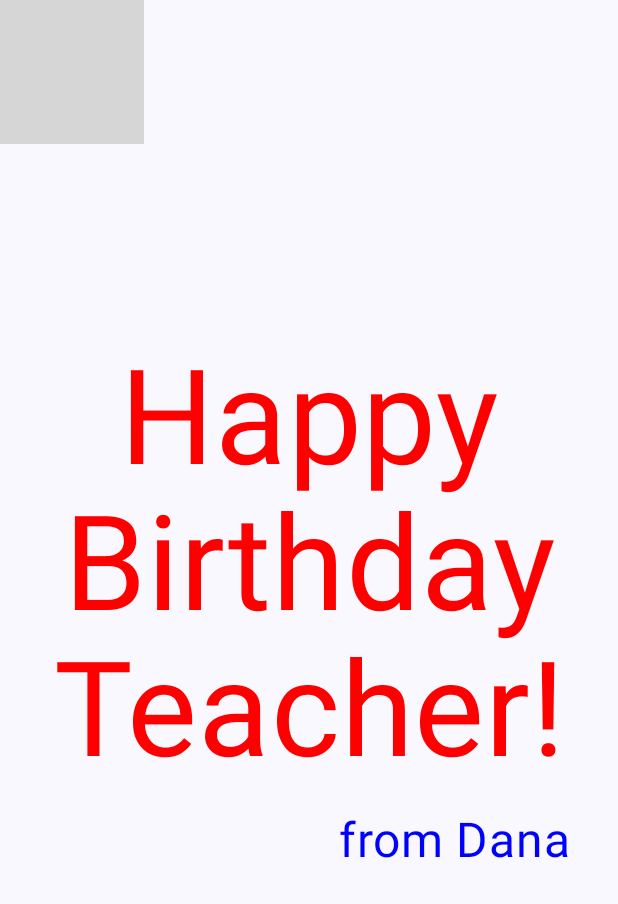
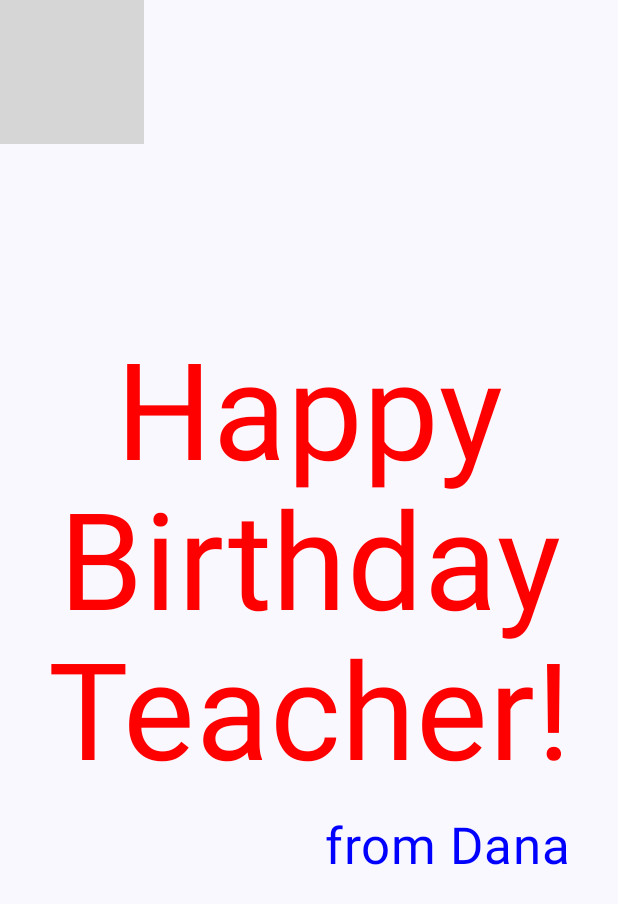
Before and after one commit to Dana-Kaziyeva/Android-projects, an Android app built with Jetpack Compose: the screen it shows after launch (MainActivity), on a phone screen of 412 x 824 dp. Shown: the top 904 px of the screen. Run offline under Robolectric (Android 15) with nearby library versions, the phone set to English and light mode, and no system bars; grey boxes are pictures that could not be loaded.

Commit message:
Scale and Opacity of the image are changed

```diff
--- a/app/src/main/java/com/example/happy_birthday_app/MainActivity.kt
+++ b/app/src/main/java/com/example/happy_birthday_app/MainActivity.kt
@@ -23,6 +23,7 @@ import com.example.happy_birthday_app.ui.theme.Happy_Birthday_appTheme
 import androidx.compose.foundation.Image
 import androidx.compose.foundation.layout.Box
 import androidx.compose.foundation.layout.fillMaxWidth
+import androidx.compose.ui.layout.ContentScale
 
 class MainActivity : ComponentActivity() {
     override fun onCreate(savedInstanceState: Bundle?) {
@@ -55,14 +56,14 @@ fun GreetingText(message : String = "Happy Birthday Teacher!", from: String = "f
     Column (modifier = modifier.padding(7.dp), verticalArrangement = Arrangement.Center){
         Text(
             text = message,
-            fontSize = 88.sp,
-            lineHeight = 97.sp,
+            fontSize = 90.sp,
+            lineHeight = 100.sp,
             color = Color.Red,
             textAlign = TextAlign.Center
         )
         Text(
             text = from,
-            fontSize = 32.sp,
+            fontSize = 34.sp,
             color = Color.Blue,
             modifier = Modifier
                 .padding(16.dp)
@@ -75,7 +76,12 @@ fun GreetingText(message : String = "Happy Birthday Teacher!", from: String = "f
 fun GreetingImage(message: String, from: String, modifier: Modifier=Modifier){
     val image = painterResource(id = R.drawable.androidparty)
     Box{
-        Image(painter = image, contentDescription = null)
+        Image(
+            painter = image,
+            contentDescription = null,
+            contentScale = ContentScale.Crop,
+            alpha = 0.7F
+        )
         GreetingText(modifier = Modifier.fillMaxSize().padding(8.dp).fillMaxWidth())
     }
 
@@ -85,6 +91,7 @@ fun GreetingImage(message: String, from: String, modifier: Modifier=Modifier){
 @Composable
 fun GreetingPreview() {
     Happy_Birthday_appTheme {
+//        GreetingText()
         GreetingImage(message = "Happy Birthday Teacher!", from = "from Dana")
 
     }
```
